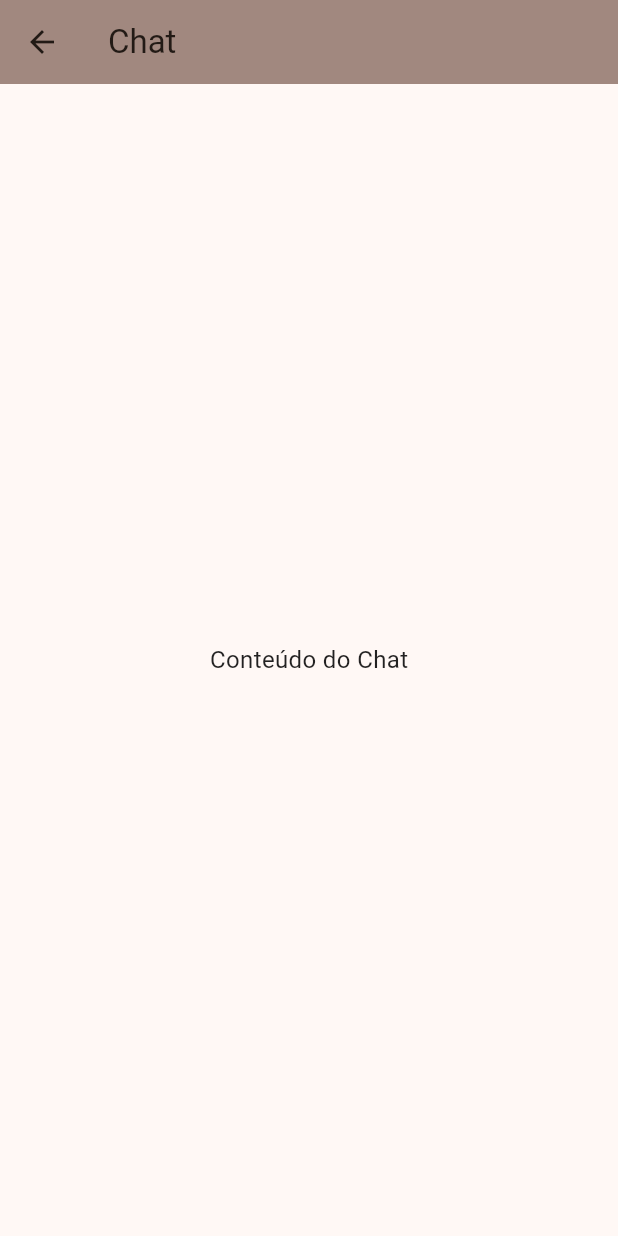
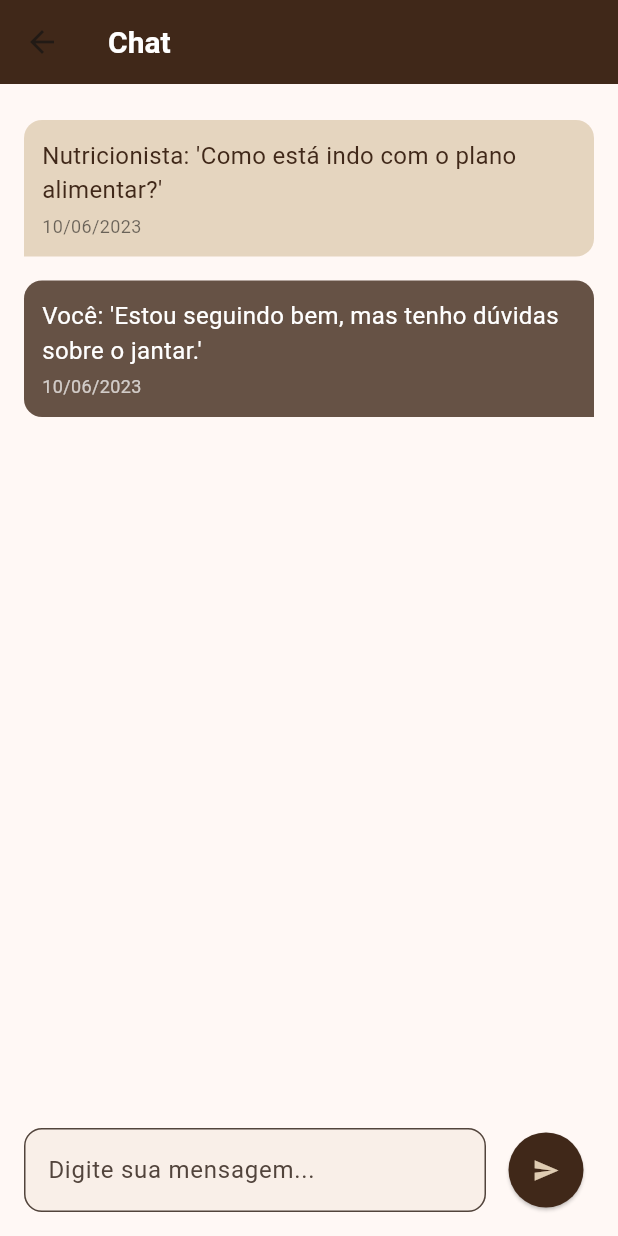
Before and after one commit to ViniAguiar1/nutrition-app, a Flutter app: the ChatScreen screen opened by its route, on a phone screen of 412 x 824 dp. Run offline on Flutter 3.47's test engine with Material 3 defaults, Android fonts, the phone set to English and light mode, and no system bars; network calls fail.

Commit message:
feat: Enhance Chat screen with message sending functionality
- Added the ability for users to send messages, which are dynamically added to the chat history.
- Styled messages as chat bubbles with distinct designs for user and nutritionist messages.
- Included timestamps for each message to provide context.
- Improved UI/UX with consistent use of primary (#402819) and secondary (#dfccb2) colors.

```diff
--- a/lib/screens/chat.dart
+++ b/lib/screens/chat.dart
@@ -1,14 +1,151 @@
 import 'package:flutter/material.dart';
 
-class ChatScreen extends StatelessWidget {
+class ChatScreen extends StatefulWidget {
+  @override
+  _ChatScreenState createState() => _ChatScreenState();
+}
+
+class _ChatScreenState extends State<ChatScreen> {
+  final List<Map<String, String>> interactions = [
+    {
+      "type": "Mensagem",
+      "date": "10/06/2023",
+      "details": "Nutricionista: 'Como está indo com o plano alimentar?'",
+      "sender": "nutri",
+    },
+    {
+      "type": "Mensagem",
+      "date": "10/06/2023",
+      "details":
+          "Você: 'Estou seguindo bem, mas tenho dúvidas sobre o jantar.'",
+      "sender": "user",
+    },
+  ];
+
+  final TextEditingController _messageController = TextEditingController();
+
+  void _sendMessage() {
+    if (_messageController.text.isNotEmpty) {
+      setState(() {
+        interactions.add({
+          "type": "Mensagem",
+          "date": DateTime.now().toString().substring(0, 16), // Current date
+          "details": "Você: '${_messageController.text}'",
+          "sender": "user",
+        });
+      });
+      _messageController.clear();
+    }
+  }
+
   @override
   Widget build(BuildContext context) {
     return Scaffold(
       appBar: AppBar(
         title: Text("Chat"),
-        backgroundColor: Colors.brown.shade300,
+        backgroundColor: Color(0xFF402819), // Primary color
+        titleTextStyle: TextStyle(
+          color: Colors.white,
+          fontSize: 20,
+          fontWeight: FontWeight.bold,
+        ),
       ),
-      body: Center(child: Text("Conteúdo do Chat")),
+      body: Padding(
+        padding: const EdgeInsets.all(16.0),
+        child: Column(
+          children: [
+            Expanded(
+              child: ListView.builder(
+                itemCount: interactions.length,
+                itemBuilder: (context, index) {
+                  final interaction = interactions[index];
+                  final isUser = interaction["sender"] == "user";
+
+                  return Align(
+                    alignment:
+                        isUser ? Alignment.centerRight : Alignment.centerLeft,
+                    child: Container(
+                      margin: const EdgeInsets.symmetric(vertical: 8.0),
+                      padding: const EdgeInsets.all(12.0),
+                      decoration: BoxDecoration(
+                        color:
+                            isUser
+                                ? Color(0xFF402819).withOpacity(
+                                  0.8,
+                                ) // Darker primary for user
+                                : Color(
+                                  0xFFdfccb2,
+                                ).withOpacity(0.8), // Light secondary for nutri
+                        borderRadius: BorderRadius.only(
+                          topLeft: Radius.circular(12.0),
+                          topRight: Radius.circular(12.0),
+                          bottomLeft:
+                              isUser ? Radius.circular(12.0) : Radius.zero,
+                          bottomRight:
+                              isUser ? Radius.zero : Radius.circular(12.0),
+                        ),
+                      ),
+                      child: Column(
+                        crossAxisAlignment: CrossAxisAlignment.start,
+                        children: [
+                          Text(
+                            interaction["details"]!,
+                            style: TextStyle(
+                              color: isUser ? Colors.white : Color(0xFF402819),
+                            ),
+                          ),
+                          SizedBox(height: 4),
+                          Text(
+                            interaction["date"]!,
+                            style: TextStyle(
+                              fontSize: 12,
+                              color: isUser ? Colors.white70 : Colors.black54,
+                            ),
+                          ),
+                        ],
+                      ),
+                    ),
+                  );
+                },
+              ),
+            ),
+            SizedBox(height: 16),
+            // Input Section for New Messages
+            Row(
+              children: [
+                Expanded(
+                  child: TextField(
+                    controller: _messageController,
+                    decoration: InputDecoration(
+                      hintText: "Digite sua mensagem...",
+                      border: OutlineInputBorder(
+                        borderRadius: BorderRadius.circular(12.0),
+                      ),
+                      filled: true,
+                      fillColor: Color(
+                        0xFFdfccb2,
+                      ).withOpacity(0.2), // Light secondary color
+                    ),
+                  ),
+                ),
+                SizedBox(width: 8),
+                ElevatedButton(
+                  onPressed: _sendMessage,
+                  style: ElevatedButton.styleFrom(
+                    backgroundColor: Color(0xFF402819), // Primary color
+                    padding: EdgeInsets.all(16.0),
+                    shape: CircleBorder(),
+                  ),
+                  child: Icon(
+                    Icons.send,
+                    color: Color(0xFFdfccb2),
+                  ), // Secondary color
+                ),
+              ],
+            ),
+          ],
+        ),
+      ),
     );
   }
 }
```
